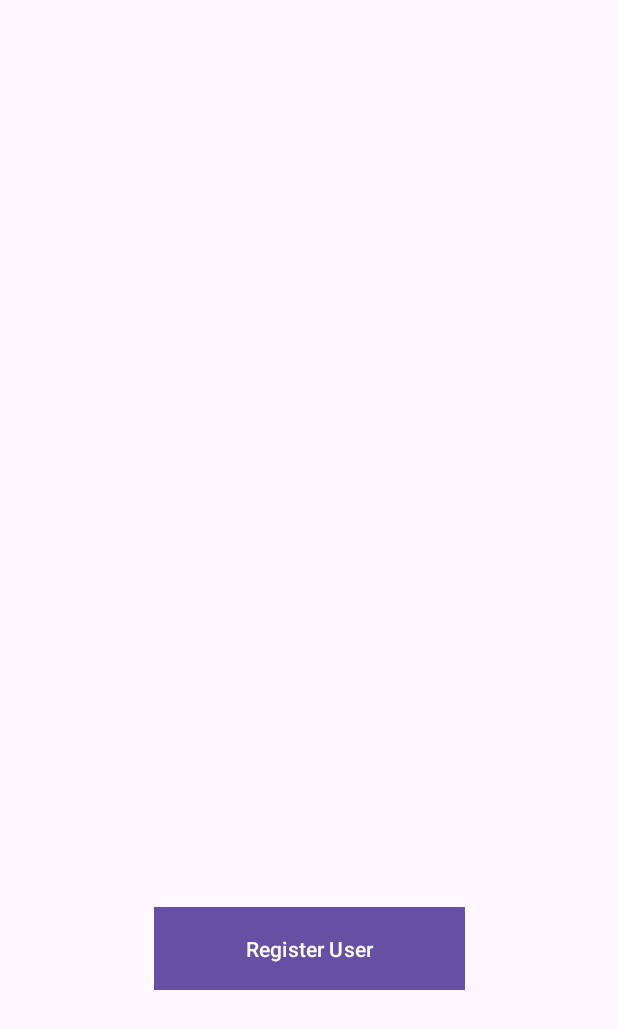
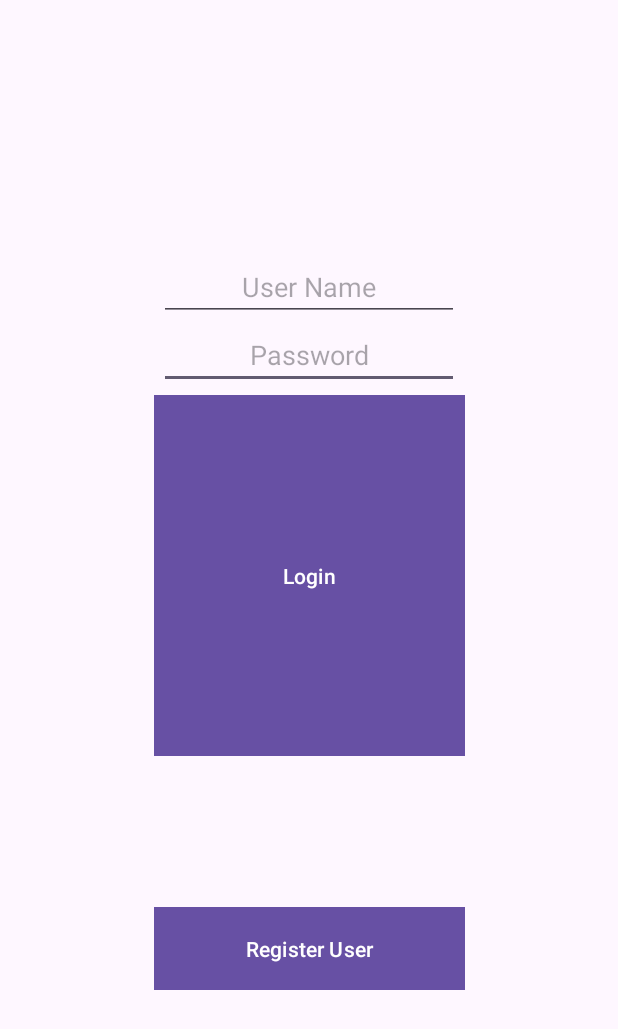
Before and after one commit to DylanBeach25/ShopstrisRepaired, an Android app: the screen it shows after launch (MainActivity), on a phone screen of 412 x 824 dp. Shown: the top 1029 px of the screen. Run offline under Robolectric (Android 15) with nearby library versions, the phone set to English and light mode, and no system bars.

Commit message:
Extra activities added, login feature added to database and working

```diff
--- a/app/src/main/AndroidManifest.xml
+++ b/app/src/main/AndroidManifest.xml
@@ -13,6 +13,9 @@
         android:theme="@style/Theme.MyApplication"
         tools:targetApi="31">
         <activity
+            android:name=".LandingPage"
+            android:exported="false" />
+        <activity
             android:name=".CreateUser"
             android:exported="false" />
         <activity
--- a/app/src/main/java/com/example/myapplication/MainActivity.java
+++ b/app/src/main/java/com/example/myapplication/MainActivity.java
@@ -7,12 +7,17 @@ import android.content.Intent;
 import android.os.Bundle;
 import android.view.View;
 import android.widget.Button;
+import android.widget.EditText;
+import android.widget.Toast;
 
 import com.example.myapplication.databinding.ActivityMainBinding;
 
 public class MainActivity extends AppCompatActivity {
 
     Button mRegister_user;
+    Button mLogin;
+    EditText mUsername;
+    EditText mPassword;
 
     ActivityMainBinding mMainBinding;
 
@@ -27,12 +32,39 @@ public class MainActivity extends AppCompatActivity {
         setContentView(view);
 
         mRegister_user = mMainBinding.registerUserButton;
+        mLogin = mMainBinding.loginButton;
+        mUsername = mMainBinding.loginUsername;
+        mPassword = mMainBinding.loginPassword;
 
         mRegister_user.setOnClickListener(new View.OnClickListener() {
             @Override
             public void onClick(View v) {
                 Intent intent = CreateUser.getIntent(getApplicationContext());
                 startActivity(intent);
+            }
+        });
+
+        mLogin.setOnClickListener(new View.OnClickListener() {
+            @Override
+            public void onClick(View v) {
+                String name = mUsername.getText().toString();
+                String password = mPassword.getText().toString();
+                if(name.isEmpty() || password.isEmpty())
+                {
+                    Toast.makeText(getApplicationContext(),"Fill all fields",Toast.LENGTH_SHORT).show();
+                } else {
+                    UserDatabase userDatabase = UserDatabase.getUserDatabase(getApplicationContext());
+                    UserDao userDao = userDatabase.userDao();
+                    UserEntity userEntity = userDao.login(name,password);
+                    if(userEntity == null) {
+                        Toast.makeText(getApplicationContext(),"Invalid Credentials!",Toast.LENGTH_SHORT).show();
+                    } else {
+                        //Come back to once I make a login activity
+                        String displayName = userEntity.name;
+                        startActivity(new Intent(MainActivity.this,LandingPage.class).putExtra("displayName",displayName));
+
+                    }
+                }
             }
         });
     }
--- a/app/src/main/java/com/example/myapplication/UserDao.java
+++ b/app/src/main/java/com/example/myapplication/UserDao.java
@@ -2,6 +2,7 @@ package com.example.myapplication;
 
 import androidx.room.Dao;
 import androidx.room.Insert;
+import androidx.room.Query;
 
 @Dao
 public interface UserDao {
@@ -9,4 +10,7 @@ public interface UserDao {
     @Insert
     void registerUser(UserEntity userEntity);
 
+    @Query("SELECT * from users where name=(:name) and password=(:password)")
+    UserEntity login(String name, String password);
+
 }
--- a/app/src/main/res/layout/activity_main.xml
+++ b/app/src/main/res/layout/activity_main.xml
@@ -5,6 +5,46 @@
     android:layout_width="match_parent"
     android:layout_height="match_parent"
     tools:context=".MainActivity">
+
+    <EditText
+        android:id="@+id/login_password"
+        android:layout_width="200dp"
+        android:layout_height="0dp"
+        android:layout_marginBottom="45dp"
+        android:gravity="center"
+        android:hint="@string/password"
+        android:inputType="text"
+        app:layout_constraintBottom_toTopOf="@+id/button2"
+        app:layout_constraintEnd_toEndOf="parent"
+        app:layout_constraintStart_toStartOf="parent"
+        app:layout_constraintTop_toBottomOf="@+id/login_username" />
+
+    <EditText
+        android:id="@+id/login_username"
+        android:layout_width="200dp"
+        android:layout_height="0dp"
+        android:layout_marginTop="188dp"
+        android:layout_marginBottom="19dp"
+        android:gravity="center"
+        android:hint="@string/user_name"
+        android:inputType="text"
+        app:layout_constraintBottom_toTopOf="@+id/login_password"
+        app:layout_constraintEnd_toEndOf="parent"
+        app:layout_constraintStart_toStartOf="parent"
+        app:layout_constraintTop_toTopOf="parent" />
+
+
+    <Button
+        android:id="@+id/login_button"
+        android:layout_width="207dp"
+        android:layout_height="0dp"
+        android:layout_marginBottom="316dp"
+        android:text="@string/login"
+        app:cornerRadius="0dp"
+        app:layout_constraintBottom_toBottomOf="parent"
+        app:layout_constraintEnd_toEndOf="parent"
+        app:layout_constraintStart_toStartOf="parent"
+        app:layout_constraintTop_toBottomOf="@+id/login_password" />
 
     <Button
         android:id="@+id/register_user_button"
--- a/app/src/main/res/values/strings.xml
+++ b/app/src/main/res/values/strings.xml
@@ -5,4 +5,6 @@
     <string name="password">Password</string>
     <string name="register">Register</string>
     <string name="confirm_password">Confirm Password</string>
+    <string name="login">Login</string>
+    <string name="welcome_back">Welcome Back</string>
 </resources>
```
Also changed, not shown: app/src/main/java/com/example/myapplication/LandingPage.java (added, +31 -0 lines), app/src/main/res/layout/activity_landing_page.xml (added, +38 -0 lines).
